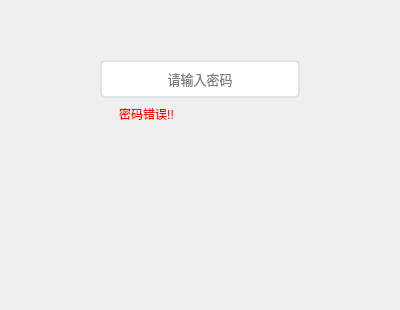
Old version of the form gui/LoginUi.ui in the repository Malloc-Luo/py-passwordmanager.
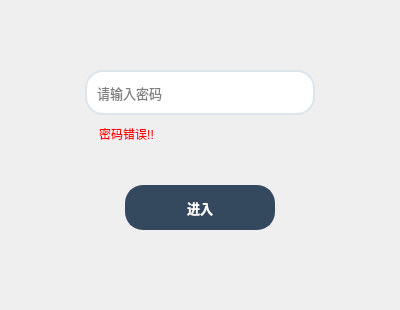
New version of the form. Icons and pictures are not drawn.

What changed in the file:
```diff
--- a/gui/LoginUi.ui
+++ b/gui/LoginUi.ui
@@ -34,10 +34,10 @@
   <widget class="QLineEdit" name="lineEdit">
    <property name="geometry">
     <rect>
-     <x>100</x>
-     <y>60</y>
-     <width>200</width>
-     <height>38</height>
+     <x>85</x>
+     <y>70</y>
+     <width>230</width>
+     <height>45</height>
     </rect>
    </property>
    <property name="sizePolicy">
@@ -57,8 +57,8 @@
    <property name="styleSheet">
     <string notr="true">QLineEdit {
 	border-style:none;
-	padding:6px;
-	border-radius:5px;
+	padding:8px;
+	border-radius:18px;
 	border:2px solid #DCE4EC;
 }
 QLineEdit:focus {
@@ -72,7 +72,7 @@
     <enum>QLineEdit::Password</enum>
    </property>
    <property name="alignment">
-    <set>Qt::AlignCenter</set>
+    <set>Qt::AlignLeading|Qt::AlignLeft|Qt::AlignVCenter</set>
    </property>
    <property name="placeholderText">
     <string>请输入密码</string>
@@ -87,10 +87,10 @@
   <widget class="QPushButton" name="pushButton">
    <property name="geometry">
     <rect>
-     <x>160</x>
-     <y>170</y>
-     <width>80</width>
-     <height>80</height>
+     <x>125</x>
+     <y>185</y>
+     <width>150</width>
+     <height>45</height>
     </rect>
    </property>
    <property name="sizePolicy">
@@ -99,6 +99,14 @@
      <verstretch>0</verstretch>
     </sizepolicy>
    </property>
+   <property name="font">
+    <font>
+     <family>Microsoft YaHei UI</family>
+     <pointsize>10</pointsize>
+     <weight>75</weight>
+     <bold>true</bold>
+    </font>
+   </property>
    <property name="layoutDirection">
     <enum>Qt::LeftToRight</enum>
    </property>
@@ -106,18 +114,30 @@
     <bool>false</bool>
    </property>
    <property name="styleSheet">
-    <string notr="true">QPushButton{
-    background:transparent;
-}</string>
+    <string notr="true">QPushButton {
+    border-style:none;
+    padding:8px;
+    border-radius:18px;
+    color:#FFFFFF;
+    background:#34495E;
+    border:2px solid #34495E;
+}
+QPushButton:hover {
+    color:#4E6D8C;
+    background:#F0F0F0;
+}
+QPushButton:pressed {
+    color:#2D3E50;
+    background:#B8C6D1;
+}
+QPushButton:disabled{
+	background:rgb(134, 134, 134);
+	border-color:rgb(134, 134, 134);
+}
+</string>
    </property>
    <property name="text">
-    <string/>
-   </property>
-   <property name="icon">
-    <iconset>
-     <normalon>src/icon/lock.png</normalon>
-     <disabledon>src/icon/redlock.png</disabledon>
-    </iconset>
+    <string>进入</string>
    </property>
    <property name="iconSize">
     <size>
@@ -141,8 +161,8 @@
   <widget class="QPushButton" name="pbt_warning">
    <property name="geometry">
     <rect>
-     <x>100</x>
-     <y>100</y>
+     <x>80</x>
+     <y>120</y>
      <width>93</width>
      <height>28</height>
     </rect>
```
Left out of the diff: 7 changed lines with no effect on the pictures.
